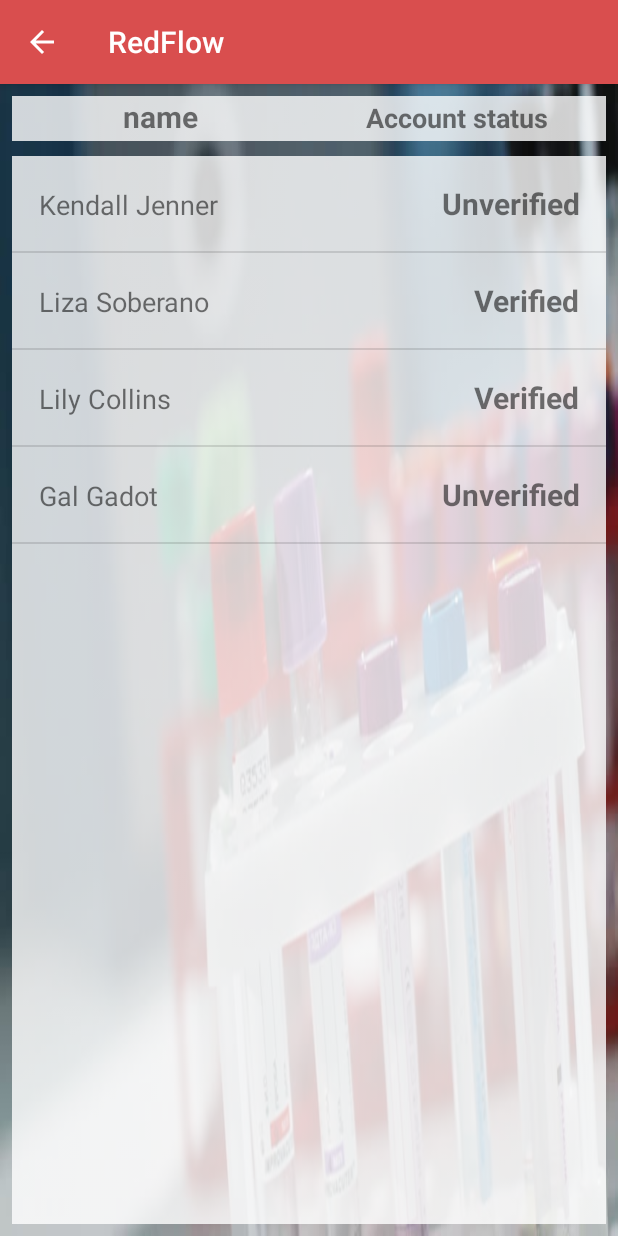
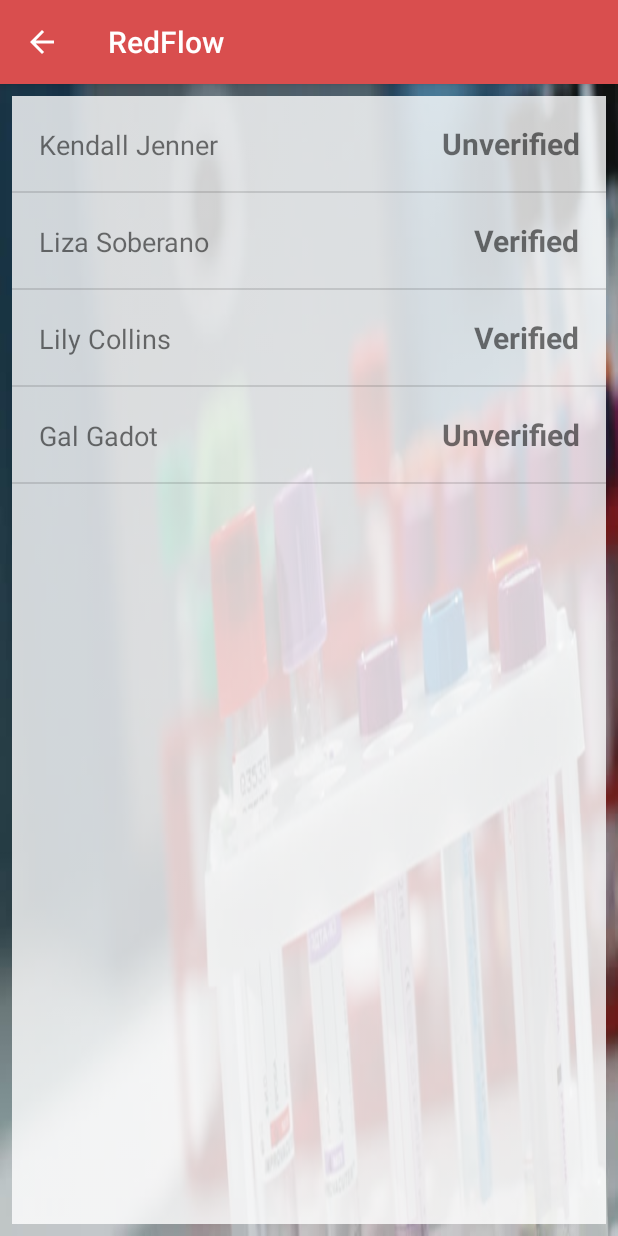
Before and after one commit to axeltants/capstone, an Android app: the search_result screen opened directly, with no data from a screen before it, on a phone screen of 412 x 824 dp. Run offline under Robolectric (Android 15) with nearby library versions, the light colour scheme and no system bars.

Commit message:
Profile done. Login to Admin done. Search function next.

```diff
--- a/RedFlow/app/src/main/java/com/example/capstone/redflow/admin/search_result.java
+++ b/RedFlow/app/src/main/java/com/example/capstone/redflow/admin/search_result.java
@@ -13,6 +13,8 @@ import java.util.List;
 
 public class search_result extends AppCompatActivity {
 
+    String searchname;
+
     private List<resultGetSet> result = resultprovider.searchlist;
 
     @Override
@@ -20,6 +22,8 @@ public class search_result extends AppCompatActivity {
         super.onCreate(savedInstanceState);
         setContentView(R.layout.search_result);
 
+        searchname = getIntent().getStringExtra("searchname");
+
         resultlistAdapter adapter = new resultlistAdapter(
                 this, R.layout.search_resultlist, result);
         ListView lv = (ListView) findViewById(R.id.resultlist);
--- a/RedFlow/app/src/main/res/layout/search_result.xml
+++ b/RedFlow/app/src/main/res/layout/search_result.xml
@@ -11,37 +11,11 @@
     tools:context=".admin.search_result"
     android:background="@drawable/bg">
 
-    <LinearLayout
-        android:layout_width="match_parent"
-        android:layout_height="30dp"
-        android:orientation="horizontal"
-        android:weightSum="2"
-        android:background="@drawable/bg2">
-
-        <TextView
-            android:layout_width="match_parent"
-            android:layout_height="wrap_content"
-            android:layout_weight="1"
-            android:text="name"
-            android:gravity="center"
-            android:textStyle="bold"
-            android:textSize="20sp"/>
-        <TextView
-            android:layout_width="match_parent"
-            android:layout_height="wrap_content"
-            android:layout_weight="1"
-            android:text="Account status"
-            android:gravity="center"
-            android:textStyle="bold"
-            android:textSize="18sp"/>
-
-    </LinearLayout>
     <ListView
         android:id="@+id/resultlist"
         android:layout_width="match_parent"
         android:layout_height="match_parent"
+        android:background="@drawable/bg2"
         android:layout_alignParentTop="true"
-        android:layout_alignParentStart="true"
-        android:background="@drawable/bg2"
-        android:layout_marginTop="40dp"/>
+        android:layout_alignParentStart="true" />
 </RelativeLayout>
--- a/RedFlow/app/src/main/res/layout/search_user.xml
+++ b/RedFlow/app/src/main/res/layout/search_user.xml
@@ -34,7 +34,7 @@
         android:layout_height="35dp"
         android:background="@drawable/rectangle_textedit"
         android:layout_below="@id/imagesearch"
-        android:hint="search user"
+        android:hint="enter a name..."
         android:theme="@style/EditTextHint"
         android:textAlignment="center"
         android:id="@+id/edittext_srchusr"/>
```
Also changed, not shown: RedFlow/app/src/main/java/com/example/capstone/redflow/LoginActivity.java (+16 -4 lines), RedFlow/app/src/main/java/com/example/capstone/redflow/admin/search_user.java (+17 -2 lines), RedFlow/app/src/main/java/com/example/capstone/redflow/profile.java (+52 -7 lines).
